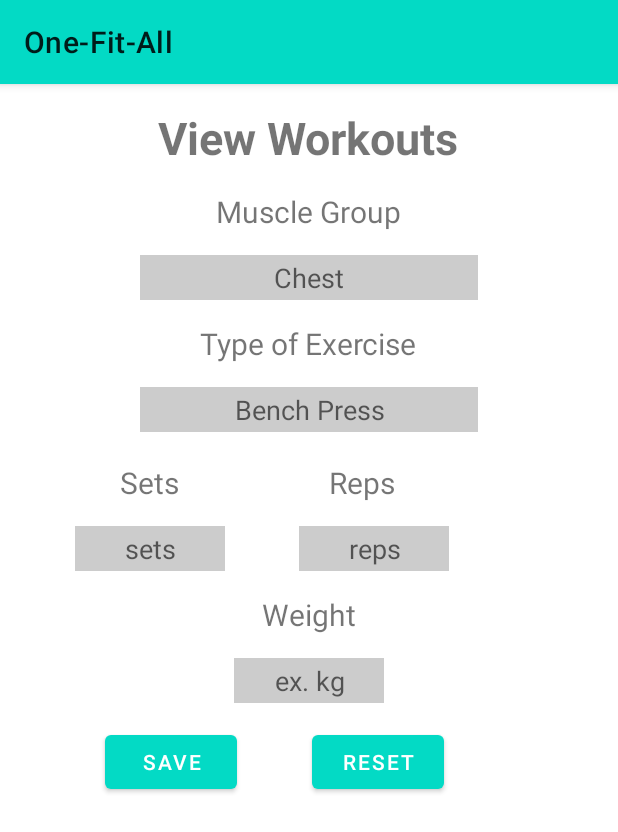
After one commit to AlfredGuimaz/OneFitAll-android, an Android app: the goViewWorkout screen opened directly, with no data from a screen before it, on a phone screen of 412 x 824 dp. The commit adds this screen. Shown: the top 832 px of the screen. Run offline under Robolectric (Android 15) with nearby library versions, the phone set to English and light mode, and no system bars.

Commit message:
Add the View Workout Page. Also updated the title for the Calorie Counter.

```diff
--- a/app/src/main/AndroidManifest.xml
+++ b/app/src/main/AndroidManifest.xml
@@ -4,6 +4,10 @@
 
     <uses-permission android:name="android.permission.INTERNET" />
     <uses-permission android:name="android.permission.CAMERA" />
+
+    <queries>
+        <package android:name="com.spotify.music" />
+    </queries>
 
     <application
         android:allowBackup="true"
@@ -12,29 +16,18 @@
         android:roundIcon="@mipmap/ic_launcher_round"
         android:supportsRtl="true"
         android:theme="@style/Theme.OneFitAll">
-
-        //App start
+        <activity android:name=".goViewWorkout"></activity>
         <activity android:name=".LoginActivity" />
-
-        //bottom nav
-        <activity android:name=".goQuickWorkout"/>
+        <activity android:name=".goQuickWorkout" />
         <activity android:name=".goSettingsActivity" />
         <activity android:name=".goJournalActivity" />
         <activity android:name=".goWorkoutActivity" />
-
-        //workout  pages
         <activity android:name=".goCalorieCounter" />
         <activity android:name=".goCaloriesBurned" />
-        <activity android:name=".countdownTimer"/>
-
-        //Journal page
+        <activity android:name=".countdownTimer" />
         <activity android:name=".ModifyCountryActivity" />
         <activity android:name=".AddCountryActivity" />
-
-        //UserInfo page
-        <activity android:name="UserInfo" />
-
-
+        <activity android:name=".UserInfo" />
         <activity android:name=".MainActivity">
             <intent-filter>
                 <action android:name="android.intent.action.MAIN" />
@@ -42,16 +35,11 @@
                 <category android:name="android.intent.category.LAUNCHER" />
             </intent-filter>
         </activity>
-
-    <activity android:name=".Capture"
-        android:screenOrientation="portrait"
-        android:stateNotNeeded="true"
-        android:theme="@style/zxing_CaptureTheme"/>
-
+        <activity
+            android:name=".Capture"
+            android:screenOrientation="portrait"
+            android:stateNotNeeded="true"
+            android:theme="@style/zxing_CaptureTheme" />
     </application>
 
-    <queries>
-        <package android:name="com.spotify.music" />
-    </queries>
-
 </manifest>
--- /dev/null
+++ b/app/src/main/java/com/example/one_fit_all/goViewWorkout.java
@@ -0,0 +1,14 @@
+package com.example.one_fit_all;
+
+import androidx.appcompat.app.AppCompatActivity;
+
+import android.os.Bundle;
+
+public class goViewWorkout extends AppCompatActivity {
+
+    @Override
+    protected void onCreate(Bundle savedInstanceState) {
+        super.onCreate(savedInstanceState);
+        setContentView(R.layout.activity_go_view_workout);
+    }
+}
--- a/app/src/main/java/com/example/one_fit_all/goWorkoutActivity.java
+++ b/app/src/main/java/com/example/one_fit_all/goWorkoutActivity.java
@@ -83,4 +83,9 @@
         Intent intent = new Intent(this, goQuickWorkout.class);
         startActivity(intent);
     }
+
+    public void goViewWorkout(View view){
+        Intent intent = new Intent(this, goViewWorkout.class);
+        startActivity(intent);
+    }
 }
--- a/app/src/main/res/layout/activity_go_calorie_counter.xml
+++ b/app/src/main/res/layout/activity_go_calorie_counter.xml
@@ -16,7 +16,7 @@
             android:layout_centerHorizontal="true"
             android:layout_marginTop="50dp"
             android:gravity="center"
-            android:text="Calorie Intake"
+            android:text="Calorie Counter"
             android:textSize="30sp"/>
 
         <TextView
--- /dev/null
+++ b/app/src/main/res/layout/activity_go_view_workout.xml
@@ -0,0 +1,152 @@
+<?xml version="1.0" encoding="utf-8"?>
+<androidx.coordinatorlayout.widget.CoordinatorLayout xmlns:android="http://schemas.android.com/apk/res/android"
+    xmlns:app="http://schemas.android.com/apk/res-auto"
+    xmlns:tools="http://schemas.android.com/tools"
+    android:layout_width="match_parent"
+    android:layout_height="match_parent"
+    tools:context=".goViewWorkout">
+
+    <LinearLayout
+        android:layout_width="match_parent"
+        android:layout_height="wrap_content"
+        android:orientation="vertical">
+
+        <TextView
+            android:layout_width="wrap_content"
+            android:layout_height="wrap_content"
+            android:text="View Workouts"
+            android:textSize="30sp"
+            android:textStyle="bold"
+            android:layout_marginTop="15dp"
+            android:layout_gravity="center"/>
+
+        <TextView
+            android:layout_width="wrap_content"
+            android:layout_height="wrap_content"
+            android:text="Muscle Group"
+            android:textSize="20sp"
+            android:layout_marginTop="15dp"
+            android:layout_gravity="center"/>
+
+        <EditText
+            android:layout_width="225dp"
+            android:layout_height="30dp"
+            android:hint="Chest"
+            android:layout_marginTop="15dp"
+            android:layout_gravity="center"
+            android:background="#80999999"
+            android:gravity="center"/>
+
+        <TextView
+            android:layout_width="wrap_content"
+            android:layout_height="wrap_content"
+            android:text="Type of Exercise"
+            android:textSize="20sp"
+            android:layout_marginTop="15dp"
+            android:layout_gravity="center"/>
+
+        <EditText
+            android:layout_width="225dp"
+            android:layout_height="30dp"
+            android:hint="Bench Press"
+            android:layout_marginTop="15dp"
+            android:layout_gravity="center"
+            android:background="#80999999"
+            android:gravity="center"/>
+
+        <RelativeLayout
+            android:layout_width="match_parent"
+            android:layout_height="wrap_content">
+
+            <TextView
+                android:id="@+id/sets"
+                android:layout_width="wrap_content"
+                android:layout_height="wrap_content"
+                android:text="Sets"
+                android:textSize="20sp"
+                android:layout_marginTop="20dp"
+                android:layout_marginLeft="80dp"
+                android:layout_gravity="center"/>
+
+            <EditText
+                android:layout_width="100dp"
+                android:layout_height="30dp"
+                android:layout_below="@+id/sets"
+                android:layout_marginTop="15dp"
+                android:layout_marginLeft="50dp"
+                android:hint="sets"
+                android:inputType="number"
+                android:background="#80999999"
+                android:gravity="center"/>
+
+
+
+            <TextView
+                android:id="@+id/reps"
+                android:layout_width="wrap_content"
+                android:layout_height="wrap_content"
+                android:text="Reps"
+                android:textSize="20sp"
+                android:layout_marginTop="20dp"
+                android:layout_marginLeft="100dp"
+                android:layout_toRightOf="@+id/sets"
+                android:layout_gravity="center"/>
+
+            <EditText
+                android:layout_width="100dp"
+                android:layout_height="30dp"
+                android:layout_below="@+id/reps"
+                android:layout_marginTop="15dp"
+                android:layout_toRightOf="@+id/sets"
+                android:layout_marginLeft="80dp"
+                android:hint="reps"
+                android:inputType="number"
+                android:background="#80999999"
+                android:gravity="center"/>
+
+        </RelativeLayout>
+
+        <TextView
+            android:layout_width="wrap_content"
+            android:layout_height="wrap_content"
+            android:text="Weight"
+            android:textSize="20sp"
+            android:layout_marginTop="15dp"
+            android:layout_gravity="center"/>
+
+        <EditText
+            android:layout_width="100dp"
+            android:layout_height="30dp"
+            android:hint="ex. kg"
+            android:inputType="number"
+            android:layout_marginTop="15dp"
+            android:layout_gravity="center"
+            android:background="#80999999"
+            android:gravity="center"/>
+
+        <RelativeLayout
+            android:layout_width="match_parent"
+            android:layout_height="wrap_content">
+
+            <Button
+                android:id="@+id/saveWorkoutBtn"
+                android:layout_width="wrap_content"
+                android:layout_height="wrap_content"
+                android:layout_marginTop="15dp"
+                android:text="Save"
+                android:layout_marginLeft="70dp"
+                android:layout_gravity="center"/>
+
+            <Button
+                android:id="@+id/restWorkoutBtn"
+                android:layout_width="wrap_content"
+                android:layout_height="wrap_content"
+                android:layout_marginTop="15dp"
+                android:text="Reset"
+                android:layout_marginLeft="50dp"
+                android:layout_toRightOf="@id/saveWorkoutBtn"
+                android:layout_gravity="center"/>
+        </RelativeLayout>
+    </LinearLayout>
+
+</androidx.coordinatorlayout.widget.CoordinatorLayout>
--- a/app/src/main/res/layout/activity_go_workout.xml
+++ b/app/src/main/res/layout/activity_go_workout.xml
@@ -65,7 +65,8 @@
                             android:layout_height="wrap_content"
                             android:layout_marginStart="30dp"
                             android:layout_marginEnd="8dp"
-                            android:text="@string/viewWorkouts"/>
+                            android:text="@string/viewWorkouts"
+                            android:onClick="goViewWorkout"/>
                         <!-- Quick Workout Button -->
                         <com.google.android.material.button.MaterialButton
                             android:id="@+id/quickWorkout"
```
